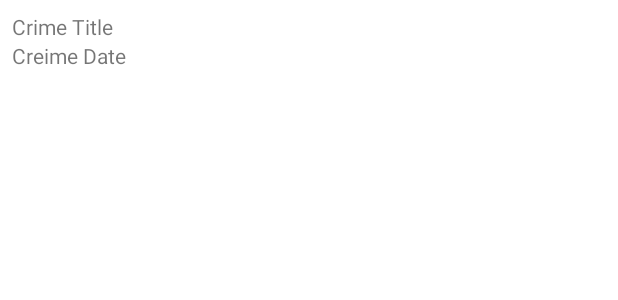
After one commit to aditya610/CriminalIntent, an Android app: the layout list_item_crime.xml on its own in the app's theme, with its tools: preview values and no code run, on a phone screen of 412 x 824 dp. The commit adds this screen. Shown: the top 300 px of the screen. Run offline under Robolectric (Android 15) with nearby library versions, the phone set to English and light mode, and no system bars.

Commit message:
Refactor code

```diff
--- /dev/null
+++ b/app/src/main/res/layout/list_item_crime.xml
@@ -0,0 +1,18 @@
+<?xml version="1.0" encoding="utf-8"?>
+<LinearLayout xmlns:android="http://schemas.android.com/apk/res/android"
+    android:orientation="vertical"
+    android:layout_width="match_parent"
+    android:layout_height="wrap_content"
+    android:padding="8dp">
+    <TextView
+        android:id="@+id/crime_title"
+        android:layout_width="match_parent"
+        android:layout_height="wrap_content"
+        android:text="Crime Title"/>
+
+    <TextView
+        android:id="@+id/crime_date"
+        android:layout_width="match_parent"
+        android:layout_height="wrap_content"
+        android:text="Creime Date"/>
+</LinearLayout>
```
Also changed, not shown: app/src/main/java/com/bignerdranch/android/criminalintent/CrimeListFragment.kt (+47 -0 lines).
